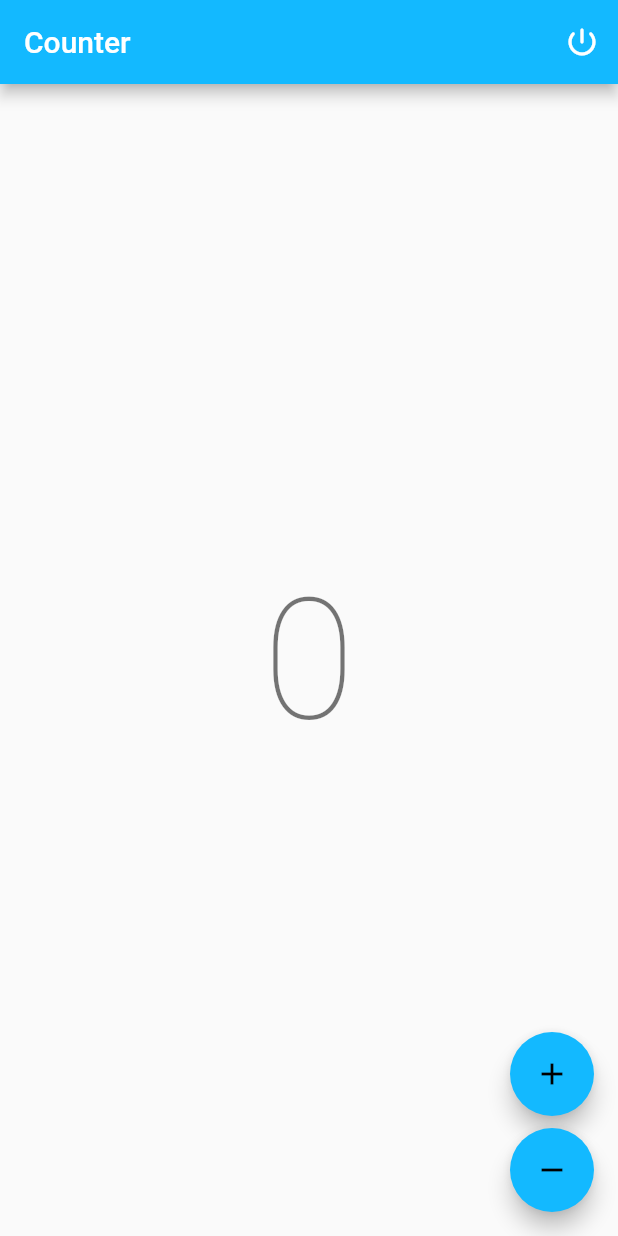
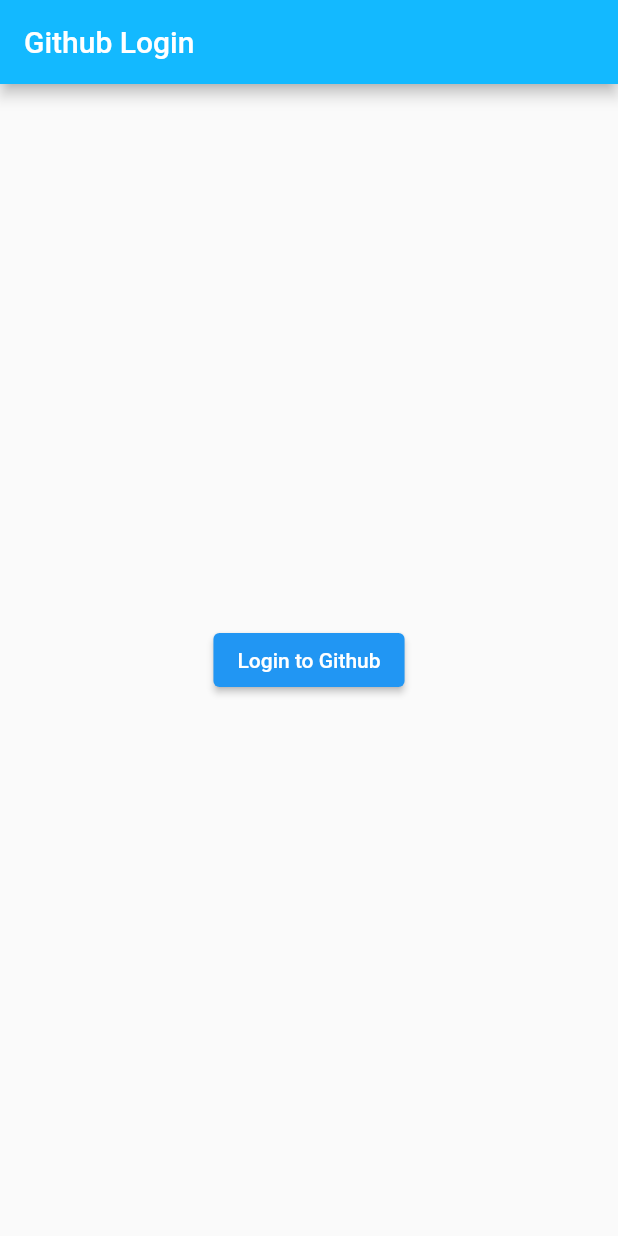
Before and after one commit to cgutierr-zgz/git_view, a Flutter app: the screen it shows after launch, on a phone screen of 412 x 824 dp. Run offline on Flutter 3.47's test engine with Material 2 defaults, Android fonts, the phone set to English and light mode, and no system bars; our stand-ins replace bloc, flutter_bloc; missing offline and left inert: github, oauth2; generated files the repository leaves out were written again.

```diff
--- a/lib/app/view/app.dart
+++ b/lib/app/view/app.dart
@@ -1,7 +1,7 @@
 import 'package:flutter/material.dart';
 import 'package:flutter_localizations/flutter_localizations.dart';
 import 'package:git_view/core/core.dart';
-import 'package:git_view/counter/counter.dart';
+import 'package:git_view/login/login.dart';
 
 class App extends StatelessWidget {
   const App({super.key});
@@ -19,9 +19,11 @@ class App extends StatelessWidget {
       localizationsDelegates: const [
         AppLocalizations.delegate,
         GlobalMaterialLocalizations.delegate,
+        GlobalCupertinoLocalizations.delegate,
+        GlobalWidgetsLocalizations.delegate,
       ],
       supportedLocales: AppLocalizations.supportedLocales,
-      home: const CounterPage(),
+      home: const LoginPage(title: 'hey!'),
     );
   }
 }
--- /dev/null
+++ b/lib/login/login.dart
@@ -0,0 +1,2 @@
+export 'view/login_page.dart';
+export 'view/widgets/github_login.dart';
--- /dev/null
+++ b/lib/login/view/login_page.dart
@@ -0,0 +1,42 @@
+import 'package:flutter/material.dart';
+import 'package:git_view/github_oauth_credentials.dart';
+import 'package:git_view/login/login.dart';
+import 'package:github/github.dart';
+
+class LoginPage extends StatelessWidget {
+  const LoginPage({super.key, required this.title});
+  final String title;
+
+  @override
+  Widget build(BuildContext context) {
+    return GithubLoginWidget(
+      builder: (context, httpClient) {
+        return FutureBuilder<CurrentUser>(
+          future: viewerDetail(httpClient.credentials.accessToken),
+          builder: (context, snapshot) {
+            return Scaffold(
+              appBar: AppBar(
+                title: Text(title),
+              ),
+              body: Center(
+                child: Text(
+                  snapshot.hasData
+                      ? 'Hello ${snapshot.data!.login}!'
+                      : 'Retrieving viewer login details...',
+                ),
+              ),
+            );
+          },
+        );
+      },
+      githubClientId: githubClientId,
+      githubClientSecret: githubClientSecret,
+      githubScopes: githubScopes,
+    );
+  }
+}
+
+Future<CurrentUser> viewerDetail(String accessToken) async {
+  final gitHub = GitHub(auth: Authentication.withToken(accessToken));
+  return gitHub.users.getCurrentUser();
+}
--- /dev/null
+++ b/lib/login/view/widgets/github_login.dart
@@ -0,0 +1,125 @@
+import 'dart:io';
+import 'package:flutter/material.dart';
+import 'package:http/http.dart' as http;
+import 'package:oauth2/oauth2.dart' as oauth2;
+import 'package:url_launcher/url_launcher.dart';
+
+final _authorizationEndpoint =
+    Uri.parse('https://github.com/login/oauth/authorize');
+final _tokenEndpoint = Uri.parse('https://github.com/login/oauth/access_token');
+
+class GithubLoginWidget extends StatefulWidget {
+  const GithubLoginWidget({
+    required this.builder,
+    required this.githubClientId,
+    required this.githubClientSecret,
+    required this.githubScopes,
+    super.key,
+  });
+  final AuthenticatedBuilder builder;
+  final String githubClientId;
+  final String githubClientSecret;
+  final List<String> githubScopes;
+  @override
+  State<GithubLoginWidget> createState() => _GithubLoginWidgetState();
+}
+
+typedef AuthenticatedBuilder = Widget Function(
+  BuildContext context,
+  oauth2.Client client,
+);
+
+class _GithubLoginWidgetState extends State<GithubLoginWidget> {
+  HttpServer? _redirectServer;
+  oauth2.Client? _client;
+
+  @override
+  Widget build(BuildContext context) {
+    final client = _client;
+    if (client != null) {
+      return widget.builder(context, client);
+    }
+
+    return Scaffold(
+      appBar: AppBar(
+        title: const Text('Github Login'),
+      ),
+      body: Center(
+        child: ElevatedButton(
+          onPressed: () async {
+            await _redirectServer?.close();
+            // Bind to an ephemeral port on localhost
+            _redirectServer = await HttpServer.bind('localhost', 0);
+            final authenticatedHttpClient = await _getOAuth2Client(
+              Uri.parse('http://localhost:${_redirectServer!.port}/auth'),
+            );
+            setState(() {
+              _client = authenticatedHttpClient;
+            });
+          },
+          child: const Text('Login to Github'),
+        ),
+      ),
+    );
+  }
+
+  Future<oauth2.Client> _getOAuth2Client(Uri redirectUrl) async {
+    if (widget.githubClientId.isEmpty || widget.githubClientSecret.isEmpty) {
+      throw const GithubLoginException(
+          'githubClientId and githubClientSecret must be not empty. '
+          'See `lib/github_oauth_credentials.dart` for more detail.');
+    }
+    final grant = oauth2.AuthorizationCodeGrant(
+      widget.githubClientId,
+      _authorizationEndpoint,
+      _tokenEndpoint,
+      secret: widget.githubClientSecret,
+      httpClient: _JsonAcceptingHttpClient(),
+    );
+    final authorizationUrl =
+        grant.getAuthorizationUrl(redirectUrl, scopes: widget.githubScopes);
+
+    await _redirect(authorizationUrl);
+    final responseQueryParameters = await _listen();
+    final client =
+        await grant.handleAuthorizationResponse(responseQueryParameters);
+    return client;
+  }
+
+  Future<void> _redirect(Uri authorizationUrl) async {
+    final uri = Uri.parse(authorizationUrl.toString());
+    if (await canLaunchUrl(uri)) {
+      await launchUrl(uri);
+    } else {
+      throw GithubLoginException('Could not launch $authorizationUrl');
+    }
+  }
+
+  Future<Map<String, String>> _listen() async {
+    final request = await _redirectServer!.first;
+    final params = request.uri.queryParameters;
+    request.response.statusCode = 200;
+    request.response.headers.set('content-type', 'text/plain');
+    request.response.writeln('Authenticated! You can close this tab.');
+    await request.response.close();
+    await _redirectServer!.close();
+    _redirectServer = null;
+    return params;
+  }
+}
+
+class _JsonAcceptingHttpClient extends http.BaseClient {
+  final _httpClient = http.Client();
+  @override
+  Future<http.StreamedResponse> send(http.BaseRequest request) {
+    request.headers['Accept'] = 'application/json';
+    return _httpClient.send(request);
+  }
+}
+
+class GithubLoginException implements Exception {
+  const GithubLoginException(this.message);
+  final String message;
+  @override
+  String toString() => message;
+}
--- a/pubspec.yaml
+++ b/pubspec.yaml
@@ -14,10 +14,11 @@ dependencies:
   flutter_bloc: ^8.1.1
   flutter_localizations:
     sdk: flutter
+  github: ^9.5.0
   http: ^0.13.5
   intl: ^0.17.0
   oauth2: ^2.0.1
-  url_launcher: ^5.2.7
+  url_launcher: ^6.1.6
 
 dev_dependencies:
   bloc_test: ^9.1.0
```
Also changed, not shown: pubspec.lock, 4 other files.
